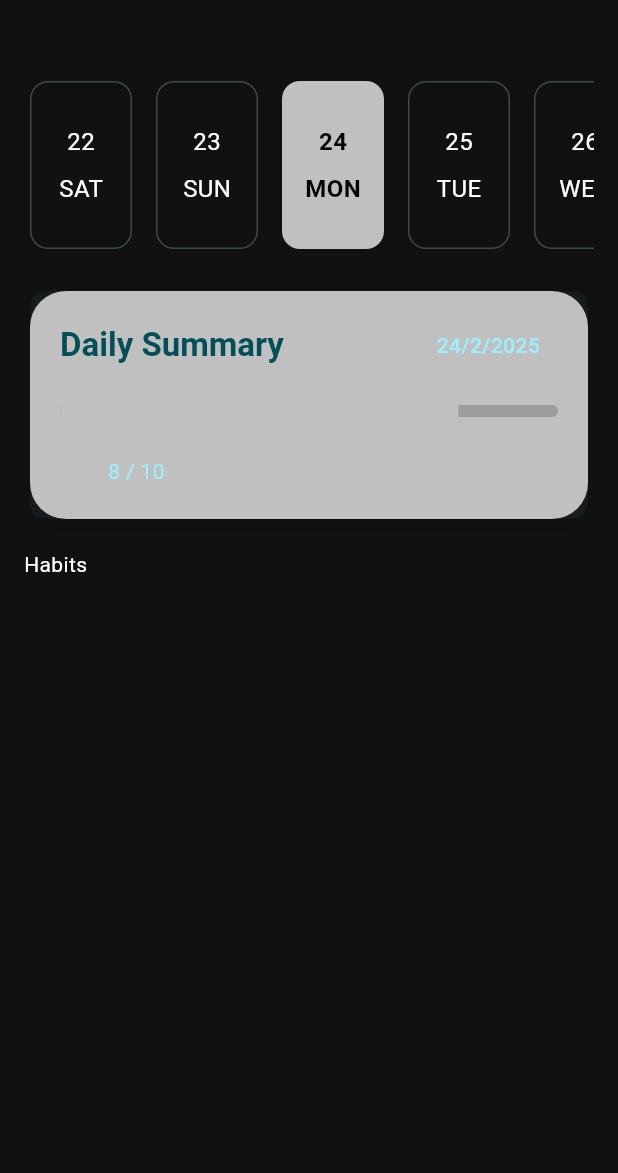
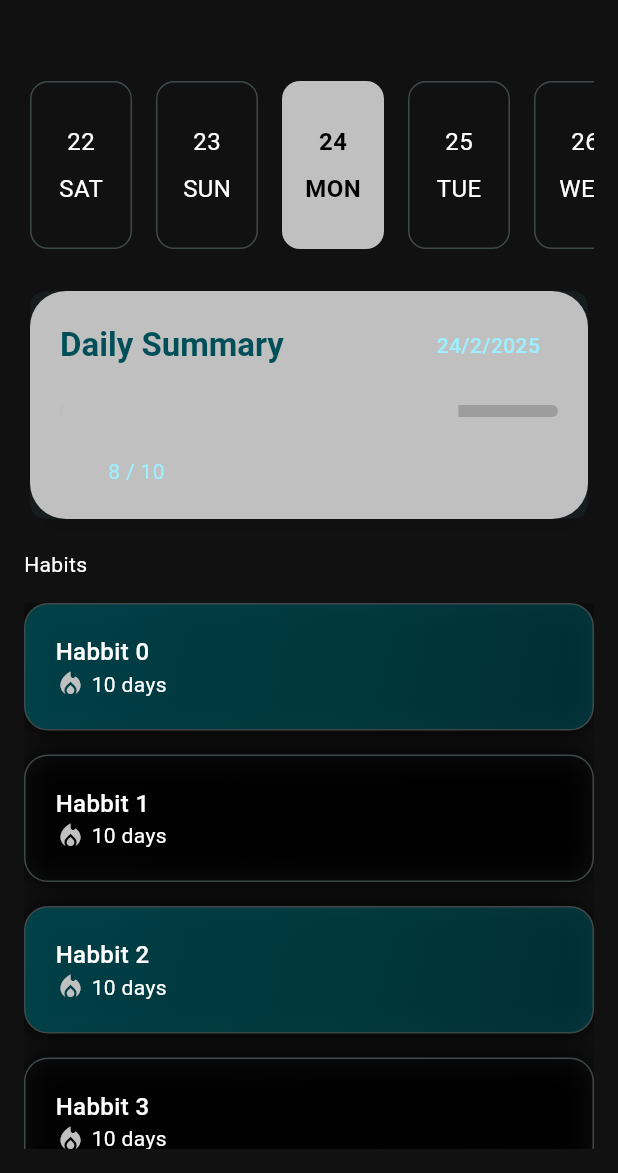
Before and after one commit to newasia2538/habit-tracker-flutter, a Flutter app: the screen it shows after launch, on a phone screen of 412 x 824 dp, the part 63-1236 px from its top. Run offline on Flutter 3.47's test engine with Material 3 defaults, Android fonts, the phone set to English and light mode, and no system bars; drawn by our look-alikes of easy_date_timeline; our stand-ins replace flex_color_scheme, flutter_hooks, hooks_riverpod.

Commit message:
implemented card_list and card UI and components

```diff
--- /dev/null
+++ b/habit_tracking_flutter/lib/ui/components/habit_card.dart
@@ -0,0 +1,80 @@
+import 'package:flutter/material.dart';
+
+class HabitCard extends StatelessWidget {
+  const HabitCard(
+      {super.key,
+      required this.title,
+      required this.streak,
+      required this.progress,
+      required this.habitId,
+      required this.isCompleted,
+      required this.dateTime});
+
+  final String title;
+  final int streak;
+  final double progress;
+  final String habitId;
+  final bool isCompleted;
+  final DateTime dateTime;
+
+  @override
+  Widget build(BuildContext context) {
+    final colorScheme = Theme.of(context).colorScheme;
+    return Container(
+      decoration: BoxDecoration(
+          borderRadius: BorderRadius.circular(16),
+          border: Border.all(color: colorScheme.outlineVariant),
+          gradient: LinearGradient(
+              begin: Alignment.topLeft,
+              end: Alignment.bottomRight,
+              colors: [
+                isCompleted
+                    ? colorScheme.primaryContainer.withOpacity(0.8)
+                    : colorScheme.surface.withOpacity(0.1),
+                isCompleted
+                    ? colorScheme.primaryContainer.withOpacity(0.6)
+                    : colorScheme.surface.withOpacity(0.05)
+              ]),
+          boxShadow: [BoxShadow(color: colorScheme.shadow, blurRadius: 16)]),
+      child: Card(
+        color: Colors.transparent,
+        elevation: 0,
+        shape: RoundedRectangleBorder(borderRadius: BorderRadius.circular(16)),
+        child: Padding(
+          padding: EdgeInsets.all(16),
+          child: Row(
+            children: [
+              Expanded(
+                child: Column(
+                  crossAxisAlignment: CrossAxisAlignment.start,
+                  children: [
+                    Text(
+                      title,
+                      style:
+                          TextStyle(fontSize: 16, fontWeight: FontWeight.w500),
+                    ),
+                    if (streak > 0) ...[
+                      Row(
+                        children: [
+                          Icon(
+                            Icons.local_fire_department,
+                            color: colorScheme.primary,
+                            size: 20,
+                          ),
+                          SizedBox(
+                            width: 4,
+                          ),
+                          Text('$streak days')
+                        ],
+                      )
+                    ]
+                  ],
+                ),
+              )
+            ],
+          ),
+        ),
+      ),
+    );
+  }
+}
--- a/habit_tracking_flutter/lib/ui/components/habit_card_list.dart
+++ b/habit_tracking_flutter/lib/ui/components/habit_card_list.dart
@@ -1,4 +1,6 @@
 import 'package:flutter/material.dart';
+
+import 'habit_card.dart';
 
 class HabitCardList extends StatelessWidget {
   const HabitCardList({super.key, required this.selectedDate});
@@ -6,6 +8,23 @@ class HabitCardList extends StatelessWidget {
   final DateTime selectedDate;
   @override
   Widget build(BuildContext context) {
-    return Container();
+    return Expanded(
+      child: ListView.separated(
+        itemBuilder: (item, index) {
+          return HabitCard(
+            title: "Habbit $index",
+            streak: 10,
+            progress: 0.5,
+            habitId: "habbit_$index",
+            dateTime: selectedDate,
+            isCompleted: index % 2 == 0,
+          );
+        },
+        itemCount: 10,
+        separatorBuilder: (BuildContext context, int index) => const SizedBox(
+          height: 16,
+        ),
+      ),
+    );
   }
 }
```
